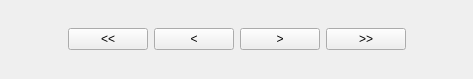
This is src/formnavigationbutton.ui in gillesmaire/myChessBase as Qt 5 draws it before an edit. The edited form follows.
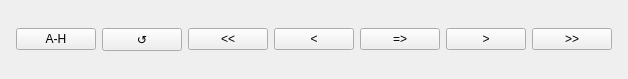
This is the edited form.

```diff
--- a/src/formnavigationbutton.ui
+++ b/src/formnavigationbutton.ui
@@ -6,7 +6,7 @@
    <rect>
     <x>0</x>
     <y>0</y>
-    <width>473</width>
+    <width>628</width>
     <height>79</height>
    </rect>
   </property>
@@ -29,6 +29,20 @@
        </property>
       </spacer>
      </item>
+     <item>
+      <widget class="QPushButton" name="pushButtonNumberCase">
+       <property name="text">
+        <string>A-H</string>
+       </property>
+      </widget>
+     </item>
+     <item>
+      <widget class="QPushButton" name="pushButtonReverse">
+       <property name="text">
+        <string>↺</string>
+       </property>
+      </widget>
+     </item>
      <item>
       <widget class="QPushButton" name="pushButtonFirst">
        <property name="text">
@@ -43,6 +57,13 @@
        </property>
       </widget>
      </item>
+     <item>
+      <widget class="QPushButton" name="PushButtonPlay">
+       <property name="text">
+        <string>=&gt;</string>
+       </property>
+      </widget>
+     </item>
      <item>
       <widget class="QPushButton" name="pushButtonNext">
        <property name="text">
```
